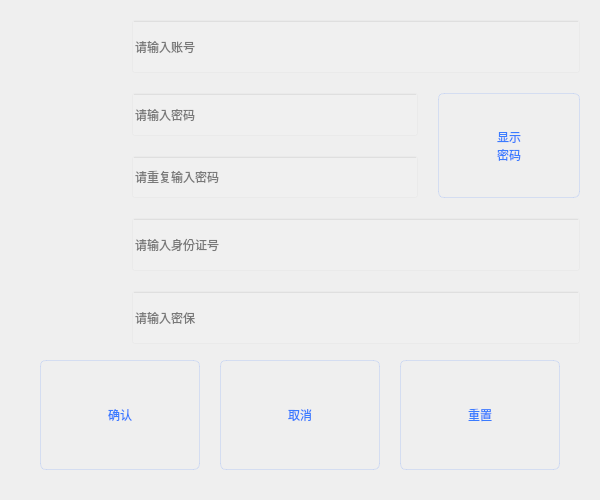
First picture: the form in ui/register.ui, repository Smell-good-tang/Qt_C-Plus-Plus_Python_Deep_Learning, before the edit.
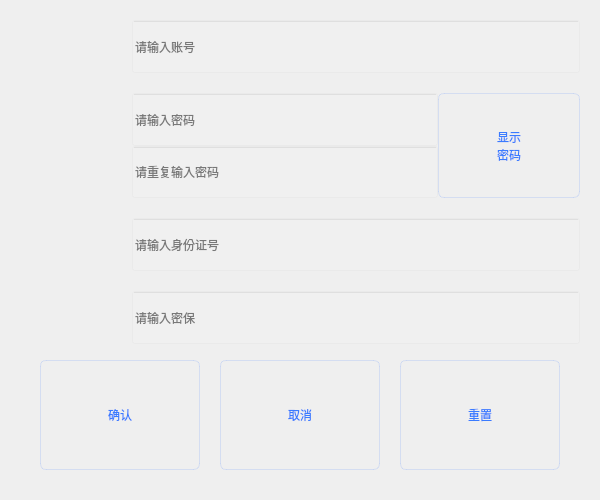
Second picture: the form after the edit. Icons and pictures are not drawn.

```diff
--- a/ui/register.ui
+++ b/ui/register.ui
@@ -123,6 +123,9 @@
           </item>
           <item>
            <layout class="QHBoxLayout" name="horizontalLayout_2" stretch="10,1">
+            <property name="spacing">
+             <number>0</number>
+            </property>
             <item>
              <layout class="QVBoxLayout" name="verticalLayout_4">
               <item>
```
